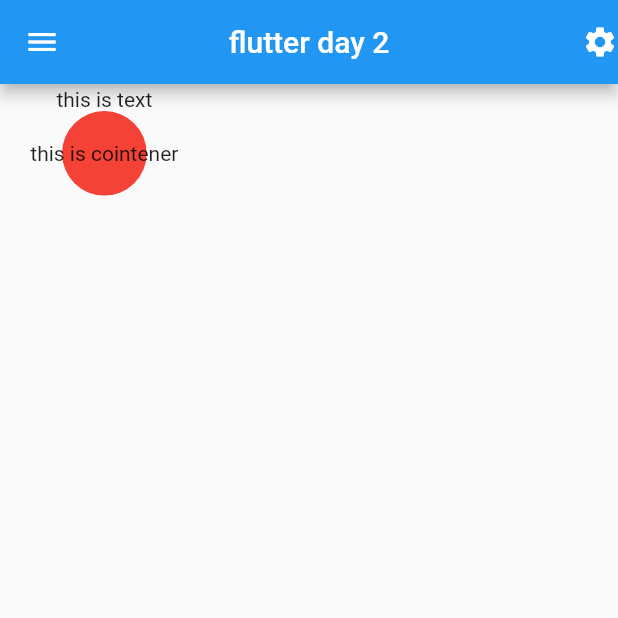
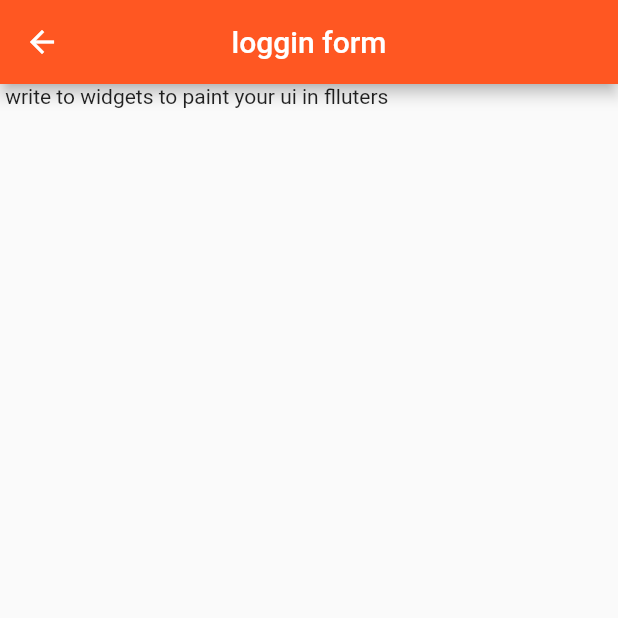
Before and after one commit to isavtars/3odayflluter, a Flutter app: the screen it shows after launch, on a phone screen of 412 x 824 dp, the top half of it. Run offline on Flutter 3.47's test engine with Material 2 defaults, Android fonts, the phone set to English and light mode, and no system bars.

Commit message:
day_03 complite

```diff
--- /dev/null
+++ b/lib/screens/loggins_reen.dart
@@ -0,0 +1,15 @@
+import 'package:flutter/material.dart';
+
+class Loginform extends StatelessWidget {
+  const Loginform({super.key});
+
+  @override
+  Widget build(BuildContext context) {
+    return Scaffold(
+        appBar: AppBar(
+          centerTitle: true,
+          title: const Text("loggin form"),
+        ),
+        body: Text(" write to widgets to paint your ui in flluters"));
+  }
+}
```
Also changed, not shown: lib/main.dart (+11 -2 lines).
